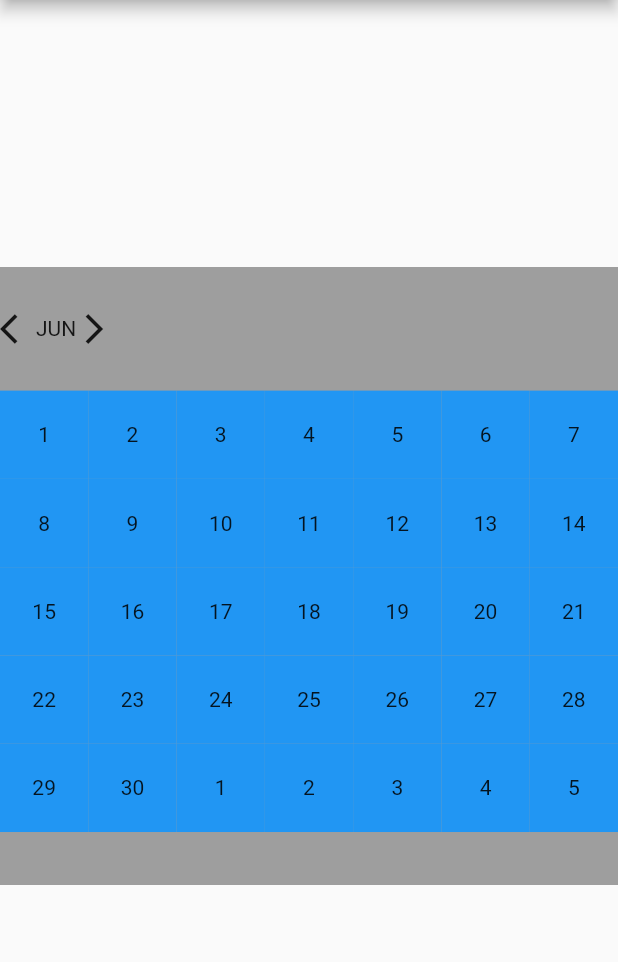
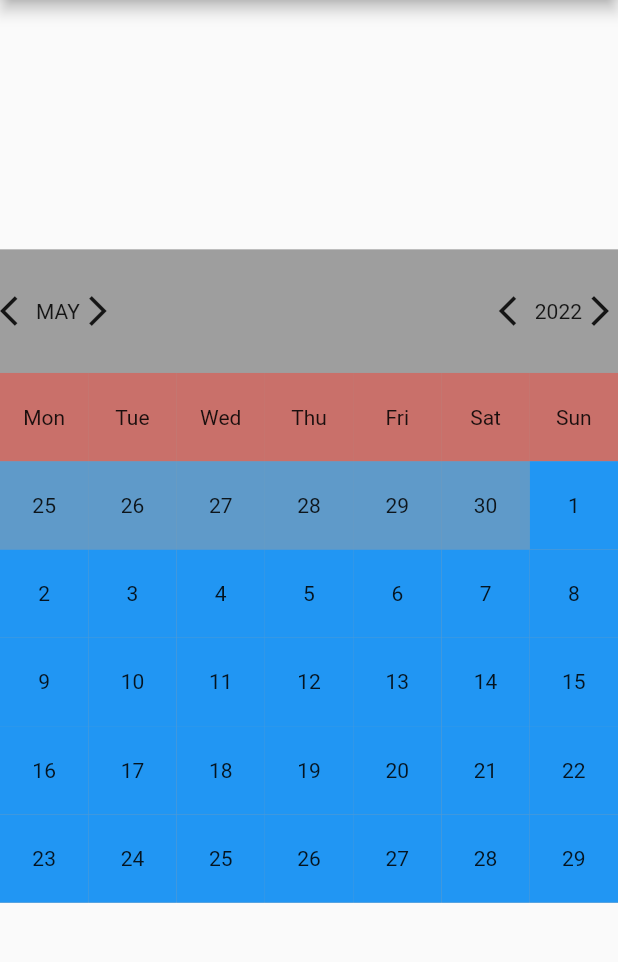
Before and after one commit to shadowprince444/full_throttle_machine_test, a Flutter app: the screen it shows after launch, after a tap on the "arrow back ios" icon, on a phone screen of 412 x 824 dp, the part 84-1046 px from its top. Run offline on Flutter 3.47's test engine with Material 2 defaults, Android fonts, the phone set to English and light mode, and no system bars.

Commit message:
corrected the bug in the onMonthDecremented function and added UI improvements

```diff
--- a/lib/main.dart
+++ b/lib/main.dart
@@ -32,6 +32,7 @@ class _MyHomePageState extends State<MyHomePage> {
   late DateTime firstDate;
   late DateTime date;
   late int currentMonth;
+  late int currentYear;
 
   final pageController = PageController();
 
@@ -40,8 +41,9 @@ class _MyHomePageState extends State<MyHomePage> {
     // TODO: implement initState
     super.initState();
     date = DateTime.now();
-    firstDate = date.subtract(Duration(days: date.day));
+    firstDate = date.subtract(Duration(days: date.day - 1));
     currentMonth = date.month;
+    currentYear = date.year;
   }
 
   @override
@@ -79,29 +81,54 @@ class _MyHomePageState extends State<MyHomePage> {
                           onTap: onMonthIncremented,
                           child: const Icon(Icons.arrow_forward_ios),
                         ),
+                        Expanded(
+                          child: SizedBox(),
+                        ),
+                        GestureDetector(
+                          onTap: onYearDecremented,
+                          child: const Icon(
+                            Icons.arrow_back_ios,
+                          ),
+                        ),
+                        Text(
+                          "$currentYear",
+                        ),
+                        GestureDetector(
+                          onTap: onYearIncremented,
+                          child: const Icon(Icons.arrow_forward_ios),
+                        ),
                       ],
                     ),
                   ),
                   SizedBox(
-                    height: size.height * .4,
                     width: size.width,
                     child: GridView.builder(
-                        itemCount: 35,
+                        itemCount: 42,
+                        shrinkWrap: true,
                         physics: const NeverScrollableScrollPhysics(),
                         gridDelegate: const SliverGridDelegateWithFixedCrossAxisCount(
                           crossAxisCount: 7,
                         ),
                         itemBuilder: (context, index) {
-                          final day = firstDate.add(Duration(days: index));
-                          return Container(
-                              alignment: Alignment.center,
-                              // margin: EdgeInsets.all(size.height * .05),
-                              color: Colors.blue,
-                              height: size.height * .4 * .4,
-                              width: size.height * .4 * .4,
-                              child: Text(
-                                "${day.day}",
-                              ));
+                          int dateIndex = index - 7;
+                          final day = firstDate.add(Duration(days: dateIndex + 1 - firstDate.weekday));
+                          if (index < 7) {
+                            return DateWidget(size: size, data: generateWeekName(index + 1), color: Colors.red.withOpacity(.5));
+                          } else {
+                            if (dateIndex + 1 < firstDate.weekday) {
+                              return DateWidget(size: size, data: "${day.day}", color: Colors.blue.withOpacity(.5));
+                            } else {
+                              if (DateTime(firstDate.year, firstDate.month + 1, 1).isAfter(day)) {
+                                return DateWidget(
+                                  size: size,
+                                  data: "${day.day}",
+                                  color: Colors.blue,
+                                );
+                              } else {
+                                return DateWidget(size: size, data: "${day.day}", color: Colors.blue.withOpacity(.5));
+                              }
+                            }
+                          }
                         }),
                   ),
                 ],
@@ -113,24 +140,64 @@ class _MyHomePageState extends State<MyHomePage> {
     );
   }
 
+  onYearIncremented() {
+    setState(() {
+      currentYear++;
+      firstDate = DateTime(currentYear, currentMonth, 1);
+    });
+  }
+
+  onYearDecremented() {
+    setState(() {
+      currentYear--;
+      firstDate = DateTime(currentYear, currentMonth, 1);
+    });
+  }
+
   onMonthIncremented() => setState(() {
         if (currentMonth < 12) {
           currentMonth++;
         } else {
+          currentYear++;
           currentMonth = 1;
         }
-        firstDate = DateTime(firstDate.year, currentMonth, 1);
+        firstDate = DateTime(currentYear, currentMonth, 1);
+        print(firstDate.weekday);
       });
 
   onMonthDecremented() => setState(() {
         if (currentMonth > 1) {
-          currentMonth++;
+          currentMonth--;
         } else {
           currentMonth = 12;
+          currentYear--;
         }
-        currentMonth--;
-        firstDate = DateTime(firstDate.year, currentMonth, 1);
+
+        firstDate = DateTime(currentYear, currentMonth, 1);
+        print(firstDate.weekday);
       });
+
+  String generateWeekName(int weekIndex) {
+    switch (weekIndex) {
+      case 1:
+        return "Mon";
+      case 2:
+        return "Tue";
+      case 3:
+        return "Wed";
+      case 4:
+        return "Thu";
+      case 5:
+        return "Fri";
+      case 6:
+        return "Sat";
+      case 7:
+        return "Sun";
+
+      default:
+        return "Invalid Week";
+    }
+  }
 
   //Akash.krishnan@fullthrottlelabs.com
   String generateMonthName(int monthIndex) {
@@ -164,3 +231,29 @@ class _MyHomePageState extends State<MyHomePage> {
     }
   }
 }
+
+class DateWidget extends StatelessWidget {
+  const DateWidget({
+    Key? key,
+    required this.size,
+    required this.data,
+    required this.color,
+  }) : super(key: key);
+
+  final Size size;
+  final String data;
+  final Color color;
+
+  @override
+  Widget build(BuildContext context) {
+    return Container(
+        alignment: Alignment.center,
+        // margin: EdgeInsets.all(size.height * .05),
+        color: color,
+        height: size.height * .4 * .4,
+        width: size.height * .4 * .4,
+        child: Text(
+          data,
+        ));
+  }
+}
```
